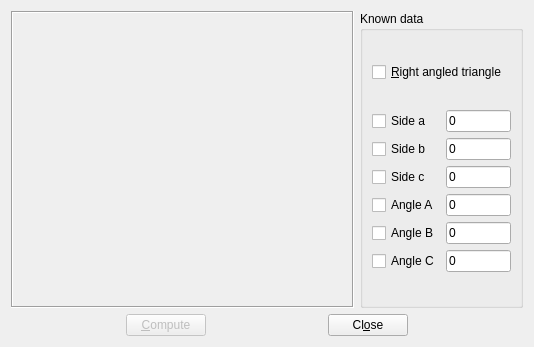
Old version of the form src/triangledialog.ui in the repository GCodeProjects/GCodeWorkShop.
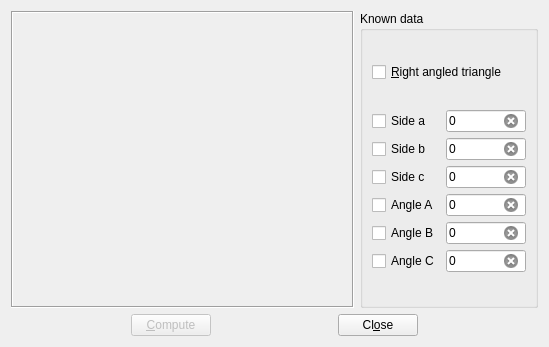
New version of the form. Icons and pictures are not drawn.

What changed in the file:
```diff
--- a/src/triangledialog.ui
+++ b/src/triangledialog.ui
@@ -6,7 +6,7 @@
    <rect>
     <x>0</x>
     <y>0</y>
-    <width>534</width>
+    <width>549</width>
     <height>347</height>
    </rect>
   </property>
@@ -109,6 +109,9 @@
             <property name="readOnly">
              <bool>true</bool>
             </property>
+            <property name="clearButtonEnabled">
+             <bool>true</bool>
+            </property>
            </widget>
           </item>
           <item row="3" column="1">
@@ -122,6 +125,9 @@
             <property name="readOnly">
              <bool>true</bool>
             </property>
+            <property name="clearButtonEnabled">
+             <bool>true</bool>
+            </property>
            </widget>
           </item>
           <item row="4" column="1">
@@ -135,6 +141,9 @@
             <property name="readOnly">
              <bool>true</bool>
             </property>
+            <property name="clearButtonEnabled">
+             <bool>true</bool>
+            </property>
            </widget>
           </item>
           <item row="5" column="1">
@@ -148,6 +157,9 @@
             <property name="readOnly">
              <bool>true</bool>
             </property>
+            <property name="clearButtonEnabled">
+             <bool>true</bool>
+            </property>
            </widget>
           </item>
           <item row="6" column="1">
@@ -161,6 +173,9 @@
             <property name="readOnly">
              <bool>true</bool>
             </property>
+            <property name="clearButtonEnabled">
+             <bool>true</bool>
+            </property>
            </widget>
           </item>
           <item row="7" column="1">
@@ -174,6 +189,9 @@
             <property name="readOnly">
              <bool>true</bool>
             </property>
+            <property name="clearButtonEnabled">
+             <bool>true</bool>
+            </property>
            </widget>
           </item>
          </layout>
```
